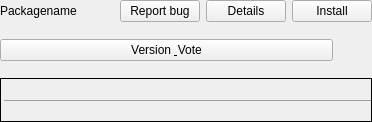
Old version of the form src/appitem.ui in the repository achipa/keepitsimpletester.
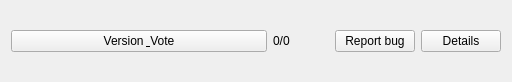
New version of the form. Icons and pictures are not drawn.

Commit message: single line appitems

Patch:
```diff
--- a/src/appitem.ui
+++ b/src/appitem.ui
@@ -6,69 +6,13 @@
    <rect>
     <x>0</x>
     <y>0</y>
-    <width>372</width>
-    <height>122</height>
+    <width>512</width>
+    <height>82</height>
    </rect>
   </property>
   <property name="windowTitle">
    <string>Form</string>
   </property>
-  <layout class="QVBoxLayout" name="verticalLayout">
-   <property name="margin">
-    <number>0</number>
-   </property>
-   <item>
-    <layout class="QHBoxLayout" name="horizontalLayout_2">
-     <item>
-      <widget class="QLabel" name="pname">
-       <property name="maximumSize">
-        <size>
-         <width>500</width>
-         <height>16777215</height>
-        </size>
-       </property>
-       <property name="text">
-        <string>Packagename</string>
-       </property>
-      </widget>
-     </item>
-     <item>
-      <spacer name="horizontalSpacer">
-       <property name="orientation">
-        <enum>Qt::Horizontal</enum>
-       </property>
-       <property name="sizeHint" stdset="0">
-        <size>
-         <width>40</width>
-         <height>20</height>
-        </size>
-       </property>
-      </spacer>
-     </item>
-     <item>
-      <widget class="QPushButton" name="pButton_bug">
-       <property name="text">
-        <string>Report bug</string>
-       </property>
-      </widget>
-     </item>
-     <item>
-      <widget class="QPushButton" name="pButton_pdetails">
-       <property name="text">
-        <string>Details</string>
-       </property>
-      </widget>
-     </item>
-     <item>
-      <widget class="QPushButton" name="pButton_install">
-       <property name="text">
-        <string>Install</string>
-       </property>
-      </widget>
-     </item>
-    </layout>
-   </item>
-   <item>
     <layout class="QHBoxLayout" name="horizontalLayout">
      <item>
       <widget class="QPushButton" name="pButton_vote">
@@ -83,6 +27,13 @@
        </property>
       </widget>
      </item>
+   <item>
+    <widget class="QLabel" name="scoreAgeLabel">
+     <property name="text">
+      <string>0/0</string>
+     </property>
+    </widget>
+   </item>
      <item>
       <widget class="QLabel" name="quarantineLabel">
        <property name="text">
@@ -113,15 +64,17 @@
        </property>
       </widget>
      </item>
-    </layout>
-   </item>
    <item>
-    <widget class="QLabel" name="label">
-     <property name="frameShape">
-      <enum>QFrame::Box</enum>
+    <widget class="QPushButton" name="pButton_bug">
+     <property name="text">
+      <string>Report bug</string>
      </property>
+    </widget>
+   </item>
+   <item>
+    <widget class="QPushButton" name="pButton_pdetails">
      <property name="text">
-      <string>&lt;HR&gt;</string>
+      <string>Details</string>
      </property>
     </widget>
    </item>
```
Lines whose indentation alone changed are shown as unchanged. The commit also changes 4 other files.
